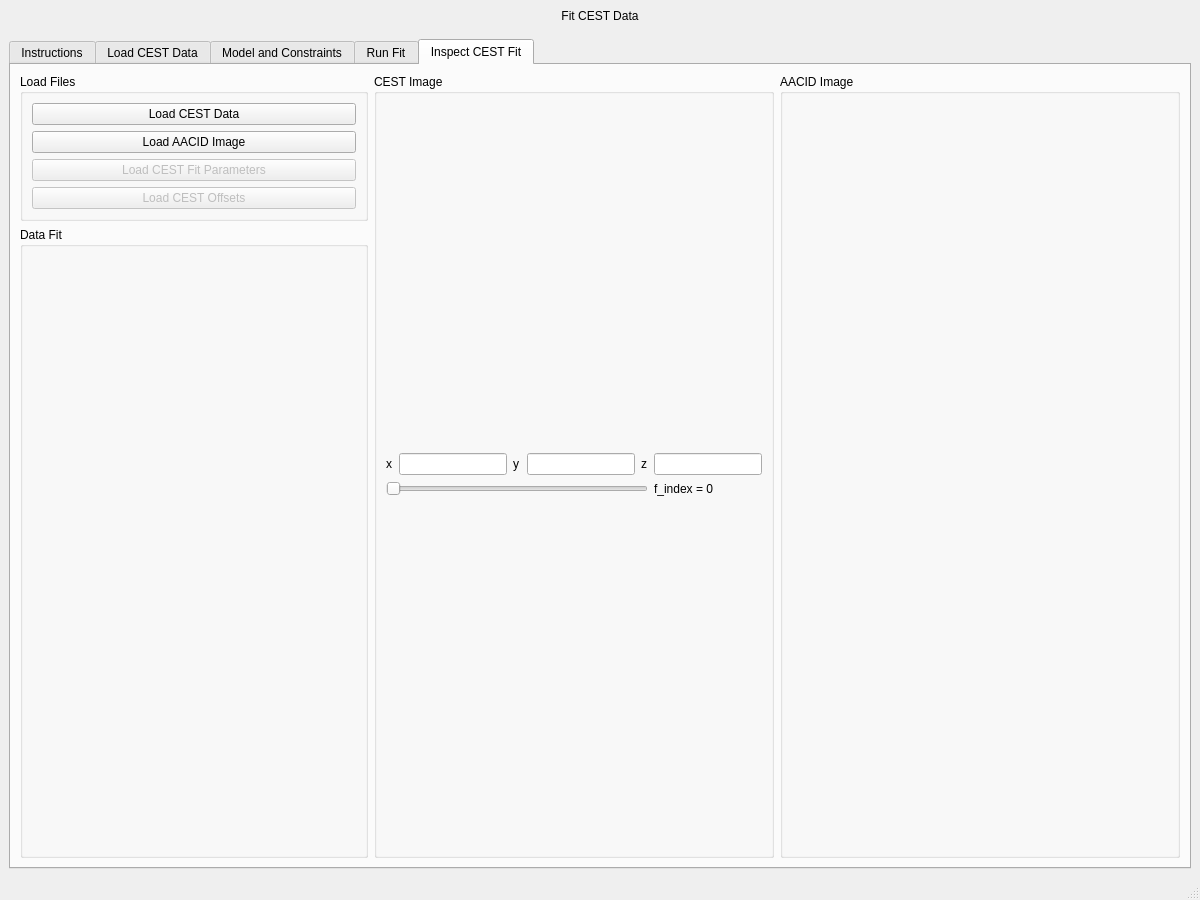
This is ui/fitcest.ui in dwong263/ZESTY as Qt 5 draws it before an edit. The edited form follows.
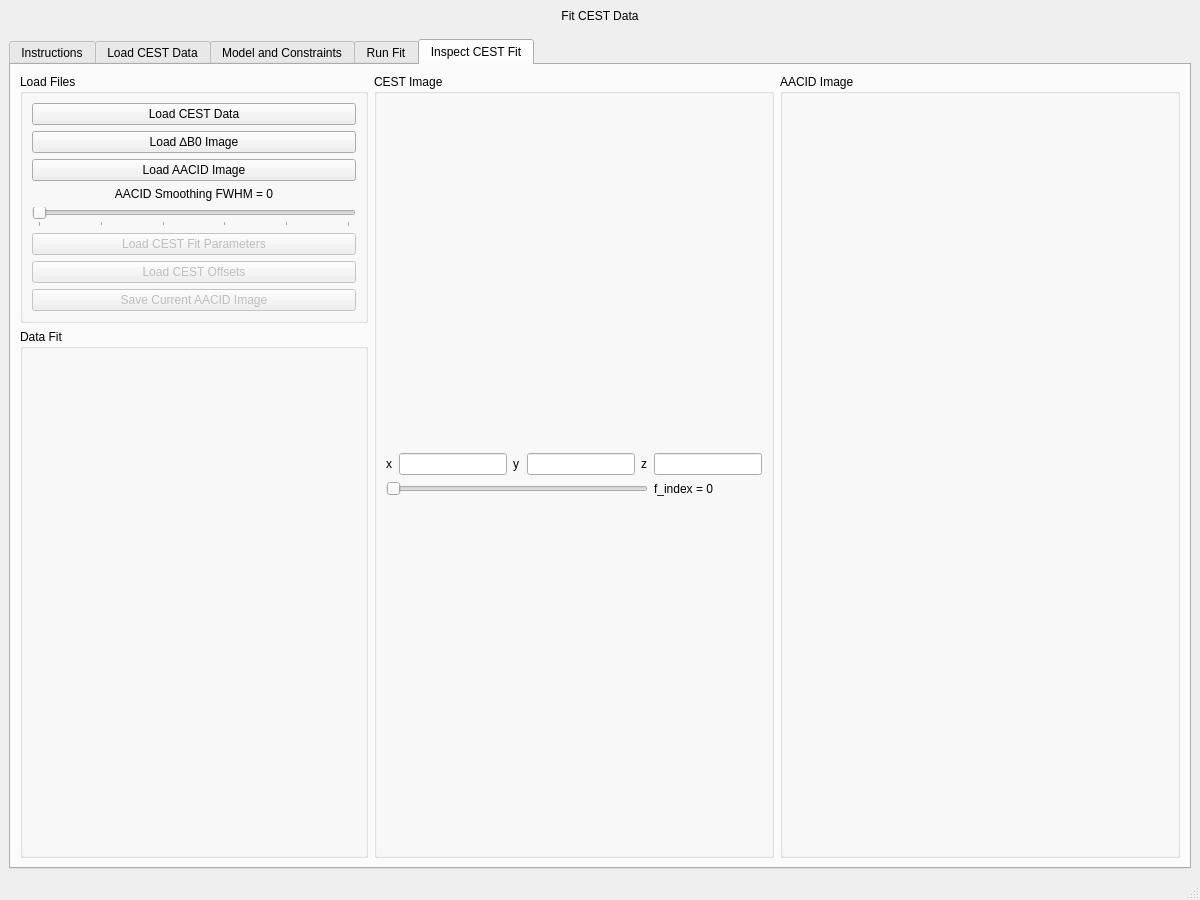
This is the edited form. The open tabs and pages were chosen to show the change.

Commit message: Fixed lorentzian fitting bugs, enhanced cest display functions.

```diff
--- a/ui/fitcest.ui
+++ b/ui/fitcest.ui
@@ -517,6 +517,13 @@
              </property>
             </widget>
            </item>
+           <item>
+            <widget class="QPushButton" name="LoadB0Button">
+             <property name="text">
+              <string>Load ∆B0 Image</string>
+             </property>
+            </widget>
+           </item>
            <item>
             <widget class="QPushButton" name="LoadAACIDButton">
              <property name="text">
@@ -524,6 +531,35 @@
              </property>
             </widget>
            </item>
+           <item>
+            <widget class="QLabel" name="AACIDFWHMLabel">
+             <property name="text">
+              <string>AACID Smoothing FWHM = 0</string>
+             </property>
+             <property name="alignment">
+              <set>Qt::AlignmentFlag::AlignCenter</set>
+             </property>
+            </widget>
+           </item>
+           <item>
+            <widget class="QSlider" name="AACIDFWHMSlider">
+             <property name="maximum">
+              <number>5</number>
+             </property>
+             <property name="pageStep">
+              <number>1</number>
+             </property>
+             <property name="orientation">
+              <enum>Qt::Orientation::Horizontal</enum>
+             </property>
+             <property name="tickPosition">
+              <enum>QSlider::TickPosition::TicksBelow</enum>
+             </property>
+             <property name="tickInterval">
+              <number>1</number>
+             </property>
+            </widget>
+           </item>
            <item>
             <widget class="QPushButton" name="LoadFitButton">
              <property name="enabled">
@@ -544,10 +580,20 @@
              </property>
             </widget>
            </item>
+           <item>
+            <widget class="QPushButton" name="SaveAACIDImageButton">
+             <property name="enabled">
+              <bool>false</bool>
+             </property>
+             <property name="text">
+              <string>Save Current AACID Image</string>
+             </property>
+            </widget>
+           </item>
           </layout>
          </widget>
         </item>
-        <item row="0" column="1" rowspan="2">
+        <item row="0" column="1" rowspan="3">
          <widget class="QGroupBox" name="display_box_CEST">
           <property name="sizePolicy">
            <sizepolicy hsizetype="MinimumExpanding" vsizetype="Preferred">
@@ -652,7 +698,27 @@
           </layout>
          </widget>
         </item>
-        <item row="0" column="2" rowspan="2">
+        <item row="1" column="0" rowspan="2">
+         <widget class="QGroupBox" name="display_box_fit">
+          <property name="sizePolicy">
+           <sizepolicy hsizetype="MinimumExpanding" vsizetype="Preferred">
+            <horstretch>0</horstretch>
+            <verstretch>0</verstretch>
+           </sizepolicy>
+          </property>
+          <property name="minimumSize">
+           <size>
+            <width>300</width>
+            <height>0</height>
+           </size>
+          </property>
+          <property name="title">
+           <string>Data Fit</string>
+          </property>
+          <layout class="QVBoxLayout" name="verticalLayout_11"/>
+         </widget>
+        </item>
+        <item row="0" column="2" rowspan="3">
          <widget class="QGroupBox" name="display_box_AACID">
           <property name="sizePolicy">
            <sizepolicy hsizetype="MinimumExpanding" vsizetype="Preferred">
@@ -677,26 +743,6 @@
           <layout class="QVBoxLayout" name="verticalLayout_12"/>
          </widget>
         </item>
-        <item row="1" column="0">
-         <widget class="QGroupBox" name="display_box_fit">
-          <property name="sizePolicy">
-           <sizepolicy hsizetype="MinimumExpanding" vsizetype="Preferred">
-            <horstretch>0</horstretch>
-            <verstretch>0</verstretch>
-           </sizepolicy>
-          </property>
-          <property name="minimumSize">
-           <size>
-            <width>300</width>
-            <height>0</height>
-           </size>
-          </property>
-          <property name="title">
-           <string>Data Fit</string>
-          </property>
-          <layout class="QVBoxLayout" name="verticalLayout_11"/>
-         </widget>
-        </item>
        </layout>
       </widget>
      </widget>
```
The commit also changes 9 other files.
